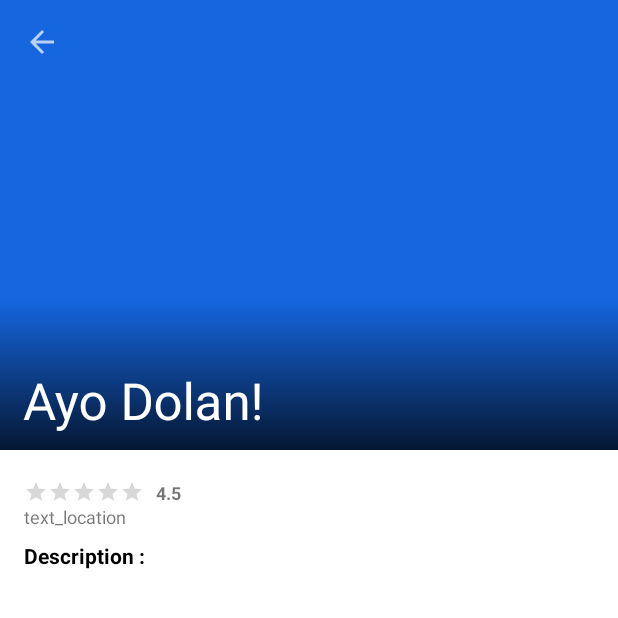
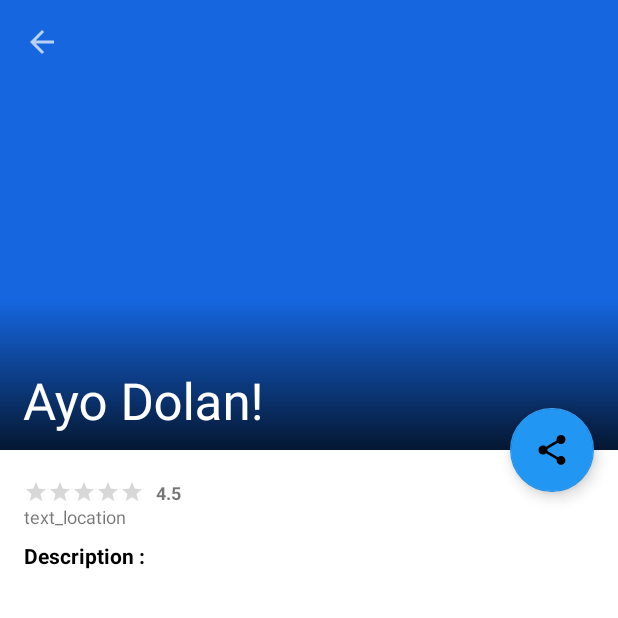
Before and after one commit to Bangkit-Capstone/AyoDolan-alter, an Android app: the DetailActivity screen opened directly, with no data from a screen before it, on a phone screen of 412 x 824 dp, the top half of it. Run offline under Robolectric (Android 15) with nearby library versions, the phone set to English and light mode, and no system bars; libraries missing offline, so code that uses them is left out: androidx.palette.graphics; pictures from the network do not load; 7 statements that could not run were skipped.

Commit message:
adding share button

```diff
--- a/Mobile/AyoDolan/app/src/main/java/com/dicoding/capstone/ayodolan/ui/DetailActivity.kt
+++ b/Mobile/AyoDolan/app/src/main/java/com/dicoding/capstone/ayodolan/ui/DetailActivity.kt
@@ -1,9 +1,12 @@
 package com.dicoding.capstone.ayodolan.ui
 
+import android.content.Intent
+import android.graphics.BitmapFactory
 import androidx.appcompat.app.AppCompatActivity
 import android.os.Bundle
 import android.util.Log
 import android.view.MenuItem
+import androidx.palette.graphics.Palette
 import com.bumptech.glide.Glide
 import com.bumptech.glide.request.RequestOptions
 import com.dicoding.capstone.ayodolan.R
@@ -21,33 +24,37 @@ class DetailActivity : AppCompatActivity() {
         setContentView(binding.root)
 
         val data = intent.getParcelableExtra<VacationEntity>(EXTRA_KEY) as VacationEntity
-
-        Log.e("Detail", "${data.title}")
-
-        binding.toolBar.title = data?.title
-
+        binding.toolBar.title = data.title
         setSupportActionBar(binding.toolBar)
         supportActionBar?.setDisplayHomeAsUpEnabled(true)
 
-        /*val bitmap = BitmapFactory.decodeResource(resources, R.drawable.beach)
-        Palette.from(bitmap).generate{palete ->
-        if (palete != null){
-            binding.collapsLayout.setContentScrimColor(palete.getMutedColor(R.attr.colorPrimary))
-        }
-        }*/
+        showDetail(data)
 
+    }
+
+    fun showDetail(data :VacationEntity){
         Glide.with(this)
-            .load(data?.image)
+            .load("https://www.themoviedb.org/t/p/w600_and_h900_bestv2${data.image}")
             .apply(RequestOptions.placeholderOf(R.drawable.ic_baseline_refresh).error(R.drawable.ic_baseline_broken_image_24))
             .into(binding.imageDetail)
 
-        binding.content.starRating.rating = data?.rating.toFloat()
-        binding.content.rating.text = data?.rating
-        binding.content.textLocation.text = data.location
-        binding.content.textDesc.text = data.description
-    }
+        with(binding){
+            content.starRating.rating = data.rating.toFloat()
+            content.rating.text = data.rating
+            content.textLocation.text = data.location
+            content.textDesc.text = data.description
 
-    fun viewData(vacation :VacationEntity){
+            share.setOnClickListener {
+                val sendIntent: Intent = Intent().apply {
+                    action = Intent.ACTION_SEND
+                    putExtra(Intent.EXTRA_TITLE, data.title)
+                    putExtra(Intent.EXTRA_TEXT,"Rating:${data.rating} \n ${data.description}")
+                    type = "text/plain"
+                }
+                startActivity(sendIntent)
+            }
+        }
+
 
     }
     override fun onOptionsItemSelected(item: MenuItem): Boolean {
--- /dev/null
+++ b/Mobile/AyoDolan/app/src/main/res/drawable/ic_share.xml
@@ -0,0 +1,10 @@
+<vector xmlns:android="http://schemas.android.com/apk/res/android"
+    android:width="24dp"
+    android:height="24dp"
+    android:viewportWidth="24"
+    android:viewportHeight="24"
+    android:tint="?attr/colorControlNormal">
+  <path
+      android:fillColor="@android:color/white"
+      android:pathData="M18,16.08c-0.76,0 -1.44,0.3 -1.96,0.77L8.91,12.7c0.05,-0.23 0.09,-0.46 0.09,-0.7s-0.04,-0.47 -0.09,-0.7l7.05,-4.11c0.54,0.5 1.25,0.81 2.04,0.81 1.66,0 3,-1.34 3,-3s-1.34,-3 -3,-3 -3,1.34 -3,3c0,0.24 0.04,0.47 0.09,0.7L8.04,9.81C7.5,9.31 6.79,9 6,9c-1.66,0 -3,1.34 -3,3s1.34,3 3,3c0.79,0 1.5,-0.31 2.04,-0.81l7.12,4.16c-0.05,0.21 -0.08,0.43 -0.08,0.65 0,1.61 1.31,2.92 2.92,2.92 1.61,0 2.92,-1.31 2.92,-2.92s-1.31,-2.92 -2.92,-2.92z"/>
+</vector>
--- a/Mobile/AyoDolan/app/src/main/res/layout/activity_detail.xml
+++ b/Mobile/AyoDolan/app/src/main/res/layout/activity_detail.xml
@@ -54,4 +54,14 @@
 
     <include android:id="@+id/content" layout="@layout/content_detail"/>
 
+    <com.google.android.material.floatingactionbutton.FloatingActionButton
+        android:id="@+id/share"
+        android:layout_width="wrap_content"
+        android:layout_height="wrap_content"
+        android:layout_margin="16dp"
+        android:contentDescription="@string/share"
+        app:layout_anchor="@id/appBarLayout"
+        app:layout_anchorGravity="bottom|end"
+        app:srcCompat="@drawable/ic_share"/>
+
 </androidx.coordinatorlayout.widget.CoordinatorLayout>
--- a/Mobile/AyoDolan/app/src/main/res/values/colors.xml
+++ b/Mobile/AyoDolan/app/src/main/res/values/colors.xml
@@ -2,6 +2,7 @@
 <resources>
     <color name="purple_200">#FFBB86FC</color>
     <color name="blue_500">#1566DF</color>
+    <color name="blue_200">#2196F3</color>
     <color name="purple_700">#FF3700B3</color>
     <color name="teal_200">#FF03DAC5</color>
     <color name="teal_700">#FF018786</color>
--- a/Mobile/AyoDolan/app/src/main/res/values/strings.xml
+++ b/Mobile/AyoDolan/app/src/main/res/values/strings.xml
@@ -7,4 +7,5 @@
     <string name="itemgambar">itemGambar</string>
     <string name="title">title</string>
     <string name="lokasi">lokasi</string>
+    <string name="share">share</string>
 </resources>
--- a/Mobile/AyoDolan/app/src/main/res/values/themes.xml
+++ b/Mobile/AyoDolan/app/src/main/res/values/themes.xml
@@ -3,10 +3,10 @@
     <style name="Theme.AyoDolan" parent="Theme.MaterialComponents.DayNight.DarkActionBar">
         <!-- Primary brand color. -->
         <item name="colorPrimary">@color/blue_500</item>
-        <item name="colorPrimaryVariant">@color/purple_700</item>
+        <item name="colorPrimaryVariant">@color/blue_500</item>
         <item name="colorOnPrimary">@color/white</item>
         <!-- Secondary brand color. -->
-        <item name="colorSecondary">@color/teal_200</item>
+        <item name="colorSecondary">@color/blue_200</item>
         <item name="colorSecondaryVariant">@color/teal_700</item>
         <item name="colorOnSecondary">@color/black</item>
         <!-- Status bar color. -->
@@ -17,10 +17,10 @@
     <style name="Theme.AyoDolan2" parent="Theme.MaterialComponents.Light.NoActionBar">
         <!-- Primary brand color. -->
         <item name="colorPrimary">@color/blue_500</item>
-        <item name="colorPrimaryVariant">@color/purple_700</item>
+        <item name="colorPrimaryVariant">@color/blue_500</item>
         <item name="colorOnPrimary">@color/white</item>
         <!-- Secondary brand color. -->
-        <item name="colorSecondary">@color/teal_200</item>
+        <item name="colorSecondary">@color/blue_200</item>
         <item name="colorSecondaryVariant">@color/teal_700</item>
         <item name="colorOnSecondary">@color/black</item>
         <!-- Status bar color. -->
```
Also changed, not shown: Mobile/AyoDolan/app/src/main/res/layout/activity_main.xml (+9 -2 lines).
